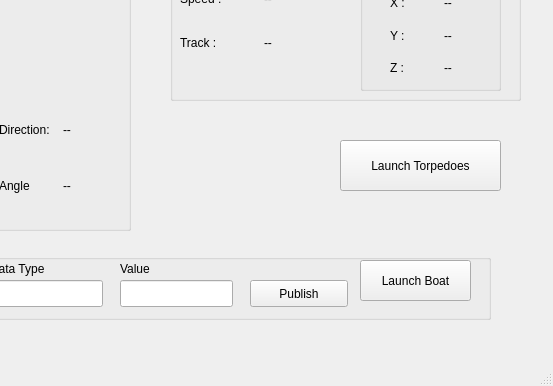
First picture: the form in GUI/main.ui, repository olin-ars/ors-enterprise, before the edit; both pictures show x 170 to 723 and y 260 to 646 of the 723 by 646 pixel window.
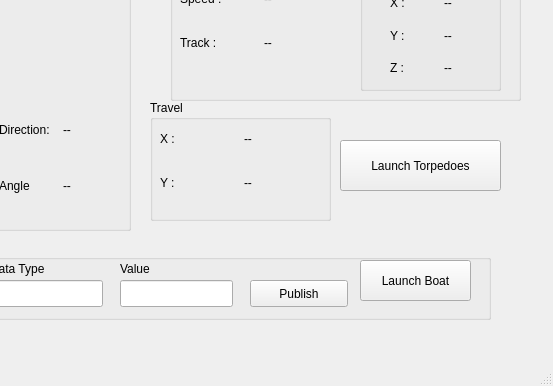
Second picture: the form after the edit. Custom widgets are drawn as their Qt base class.

Commit message: Added Travel Distances for testing

What changed in the file:
```diff
--- a/GUI/main.ui
+++ b/GUI/main.ui
@@ -699,6 +699,67 @@
      </property>
     </widget>
    </widget>
+   <widget class="QGroupBox" name="TravelGroup">
+    <property name="geometry">
+     <rect>
+      <x>320</x>
+      <y>360</y>
+      <width>181</width>
+      <height>121</height>
+     </rect>
+    </property>
+    <property name="title">
+     <string>Travel</string>
+    </property>
+    <widget class="QWidget" name="verticalLayoutWidget_6">
+     <property name="geometry">
+      <rect>
+       <x>10</x>
+       <y>20</y>
+       <width>161</width>
+       <height>81</height>
+      </rect>
+     </property>
+     <layout class="QVBoxLayout" name="verticalLayout_6">
+      <item>
+       <layout class="QHBoxLayout" name="horizontalLayout_11">
+        <item>
+         <widget class="QLabel" name="label_17">
+          <property name="text">
+           <string>X :</string>
+          </property>
+         </widget>
+        </item>
+        <item>
+         <widget class="QLabel" name="xTravelLabel">
+          <property name="text">
+           <string>--</string>
+          </property>
+         </widget>
+        </item>
+       </layout>
+      </item>
+      <item>
+       <layout class="QHBoxLayout" name="horizontalLayout_4">
+        <item>
+         <widget class="QLabel" name="label_24">
+          <property name="text">
+           <string>Y :</string>
+          </property>
+         </widget>
+        </item>
+        <item>
+         <widget class="QLabel" name="yTravelLabel">
+          <property name="text">
+           <string>--</string>
+          </property>
+         </widget>
+        </item>
+       </layout>
+      </item>
+     </layout>
+    </widget>
+   </widget>
   </widget>
   <widget class="QMenuBar" name="menubar">
    <property name="geometry">
```
Left out of the diff: 4 changed lines with no effect on the pictures. The commit also changes 2 other files.
